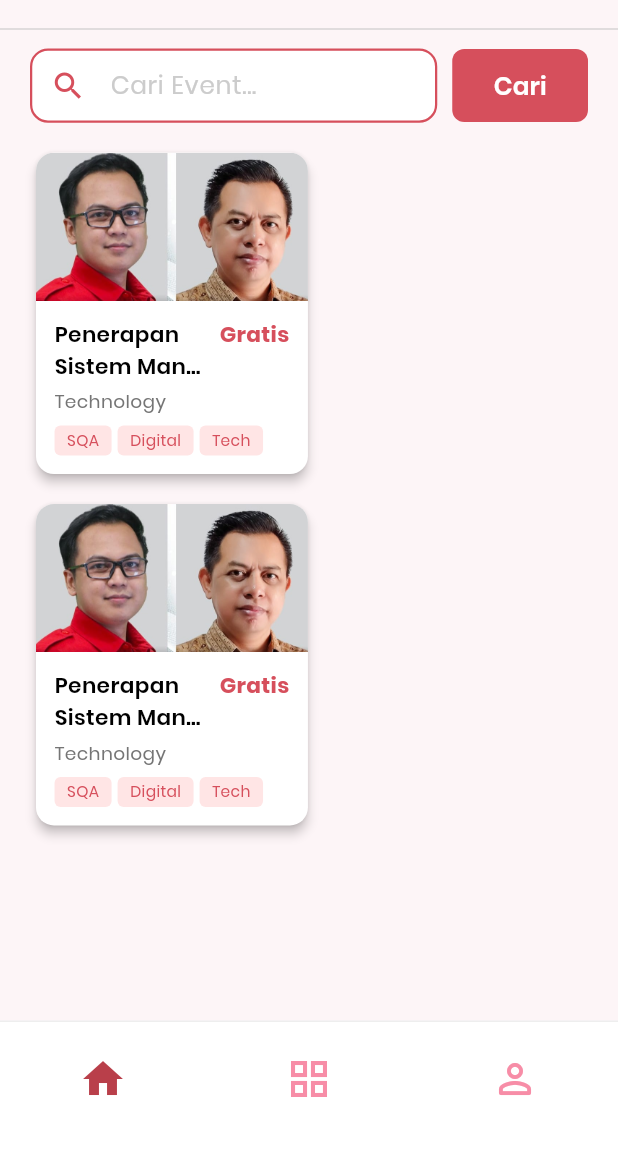
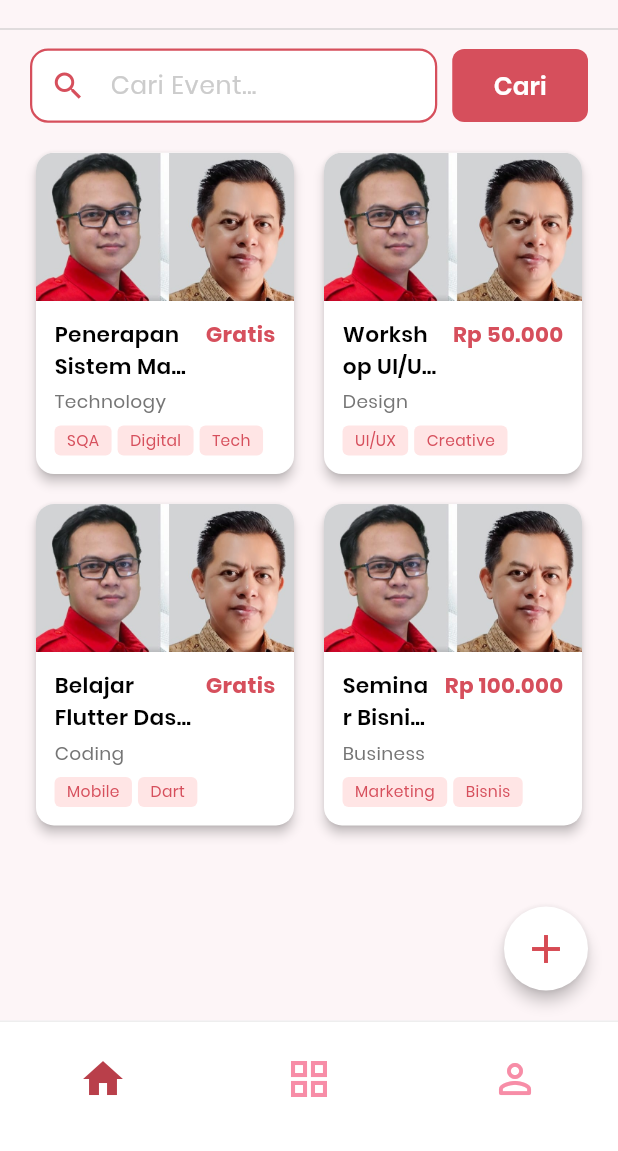
Before and after one commit to LarrYdaSnaiL/E-Venture, a Flutter app: the HomeScreen screen opened by its route, on a phone screen of 412 x 824 dp, the part 85-1236 px from its top. Run offline on Flutter 3.47's test engine with Material 3 defaults, Android fonts, the phone set to English and light mode, and no system bars; our stand-ins replace csv, file_picker, firebase_auth, firebase_core, firebase_database, firebase_storage and 3 more; accounts and stored records are empty; network calls fail.

Commit message:
feat:eventdetail/createevent/updHomescreen

```diff
--- a/lib/screens/home/home_screen.dart
+++ b/lib/screens/home/home_screen.dart
@@ -5,29 +5,37 @@ import 'package:eventure/widgets/custom_textfield.dart';
 import 'package:flutter/material.dart';
 
 import '../../widgets/event_card.dart';
+import '../event/create_event_screen.dart';
 
 class HomeScreen extends StatelessWidget {
   const HomeScreen({super.key});
 
+  Color? get primaryColor => const Color(0xFFD64A53);
+
   @override
   Widget build(BuildContext context) {
+    // 1. Ambil lebar layar
     final screenWidth = MediaQuery.of(context).size.width;
-    final screenHeight = MediaQuery.of(context).size.height;
+
+    // 2. Hitung lebar kartu agar pas 2 kolom
+    // Rumus: (Lebar Layar - Total Padding Horizontal - Spacing) / 2
+    // Padding Kiri (20) + Kanan (20) = 40
+    // Spacing antar kartu = 12
+    final double cardWidth = (screenWidth - 40 - 12) / 2;
 
     return AppScaffold(
       body: SafeArea(
-        child: SingleChildScrollView(
-          child: Column(
+        child: Stack(
+          children: [
+            Column(
               crossAxisAlignment: CrossAxisAlignment.start,
               children: [
+                // --- BAGIAN FIXED ---
                 const AppHeader(),
 
                 Padding(
-                padding: const EdgeInsets.fromLTRB(20, 5, 20, 0),
-                child: Column(
-                  crossAxisAlignment: CrossAxisAlignment.start,
-                  children: [
-                    Row(
+                  padding: const EdgeInsets.fromLTRB(20, 5, 20, 10),
+                  child: Row(
                     children: [
                       Expanded(
                         flex: 3,
@@ -46,37 +54,101 @@ class HomeScreen extends StatelessWidget {
                       ),
                     ],
                   ),
+                ),
 
-                    SizedBox(height: 16),
+                // --- BAGIAN SCROLLABLE ---
+                Expanded(
+                  child: SingleChildScrollView(
+                    padding: const EdgeInsets.only(bottom: 80, left: 20, right: 20),
+                    child: Column(
+                      crossAxisAlignment: CrossAxisAlignment.start,
+                      children: [
+                        const SizedBox(height: 6),
+
                         Wrap(
                           spacing: 12,
                           runSpacing: 12,
                           children: [
-                        EventCard(
+                            // 3. Bungkus setiap EventCard dengan SizedBox selebar cardWidth
+                            SizedBox(
+                              width: cardWidth,
+                              child: EventCard(
                                 imageUrl: 'assets/images/placeholder_eventcard.jpg',
-                          eventName:
-                              'Penerapan Sistem Manajemen Mutu ISO 9001 yang Efektif untuk Organisasi',
+                                eventName: 'Penerapan Sistem Manajemen Mutu ISO 9001',
                                 eventType: 'Technology',
                                 price: 'Gratis',
-                          tags: ['SQA', 'Digital', 'Tech'],
+                                tags: const ['SQA', 'Digital', 'Tech'],
                                 showButton: false,
                               ),
-                        EventCard(
+                            ),
+                            SizedBox(
+                              width: cardWidth,
+                              child: EventCard(
                                 imageUrl: 'assets/images/placeholder_eventcard.jpg',
-                          eventName:
-                              'Penerapan Sistem Manajemen Mutu ISO 9001 yang Efektif untuk Organisasi',
-                          eventType: 'Technology',
+                                eventName: 'Workshop UI/UX Design Fundamental',
+                                eventType: 'Design',
+                                price: 'Rp 50.000',
+                                tags: const ['UI/UX', 'Creative'],
+                                showButton: false,
+                              ),
+                            ),
+                            SizedBox(
+                              width: cardWidth,
+                              child: EventCard(
+                                imageUrl: 'assets/images/placeholder_eventcard.jpg',
+                                eventName: 'Belajar Flutter Dasar',
+                                eventType: 'Coding',
                                 price: 'Gratis',
-                          tags: ['SQA', 'Digital', 'Tech'],
+                                tags: const ['Mobile', 'Dart'],
                                 showButton: false,
+                              ),
+                            ),
+                            SizedBox(
+                              width: cardWidth,
+                              child: EventCard(
+                                imageUrl: 'assets/images/placeholder_eventcard.jpg',
+                                eventName: 'Seminar Bisnis Digital',
+                                eventType: 'Business',
+                                price: 'Rp 100.000',
+                                tags: const ['Marketing', 'Bisnis'],
+                                showButton: false,
+                              ),
                             ),
                           ],
                         ),
                       ],
                     ),
                   ),
+                ),
               ],
             ),
+
+            // FAB
+            Positioned(
+              bottom: 20,
+              right: 20,
+              child: SizedBox(
+                width: 56,
+                height: 56,
+                child: FloatingActionButton(
+                  onPressed: () {
+                    Navigator.push(
+                      context,
+                      MaterialPageRoute(builder: (context) => const CreateEventScreen()),
+                    );
+                  },
+                  backgroundColor: Colors.white,
+                  elevation: 4,
+                  shape: const CircleBorder(),
+                  child: Icon(
+                    Icons.add,
+                    color: primaryColor,
+                    size: 32,
+                  ),
+                ),
+              ),
+            ),
+          ],
         ),
       ),
     );
```
Also changed, not shown: lib/screens/event/create_event_screen.dart (+222 -0 lines), lib/screens/event/event_details_screen.dart (+300 -0 lines). Lines whose indentation alone changed are shown as unchanged.
